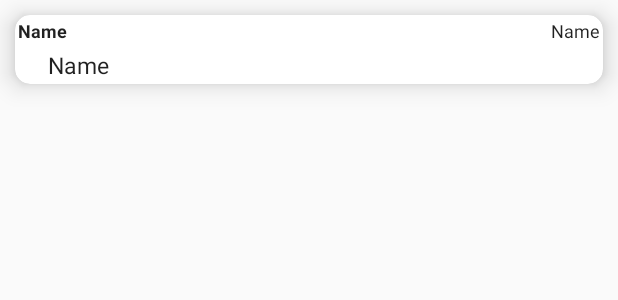
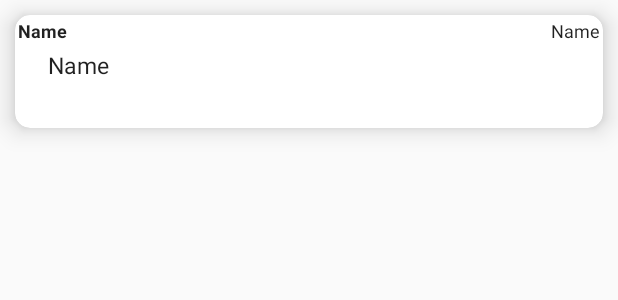
Before and after one commit to thanpuia/TrafficPoliceSwipe4, an Android app: the layout model.xml on its own in the app's theme, with its tools: preview values and no code run, on a phone screen of 412 x 824 dp. Shown: the top 300 px of the screen. Run offline under Robolectric (Android 15) with nearby library versions, the light colour scheme and no system bars.

Commit message:
A home screen thlak hma

```diff
--- a/app/src/main/java/com/example/lalthanpuia/trafficpoliceswipe4/Paginator.java
+++ b/app/src/main/java/com/example/lalthanpuia/trafficpoliceswipe4/Paginator.java
@@ -32,7 +32,7 @@ public class Paginator {
     private boolean isLoading = false;
     private boolean hasLoadedAll = false;
     private int nextPage;
-    int NUM_LOAD_INDEX = 10;
+    int NUM_LOAD_INDEX = 40;
 
     FirebaseDatabase database;
     DatabaseReference myRef;
@@ -181,7 +181,7 @@ public class Paginator {
 ////                message_arrayList.add(messageTemp);
 //
                 from = "paginator";
-                adapter.add(adminTemp, dateTemp, messageTemp, downloadURL, latitude, longitude, uniqueKey, userUniqueKey, from,police_incharge);
+                adapter.add(adminTemp, dateTemp, messageTemp, downloadURL, latitude, longitude, uniqueKey, userUniqueKey, from, police_incharge);
                 adapter.notifyDataSetChanged();
 //                counter++;
                 startAt = (Long) dataSnapshot.child("sortkey").getValue();
@@ -214,7 +214,7 @@ public class Paginator {
                 isLoading=false;
                 nextPage=page+1;
             }
-        },1500);
+        },1100);
     }
   /*  public void loadNewData(){
 
--- a/app/src/main/res/layout/model.xml
+++ b/app/src/main/res/layout/model.xml
@@ -70,6 +70,11 @@
             android:layout_marginRight="20dp"
             android:textSize="15dp"
             />
+        <TextView
+            android:id="@+id/police_incharge"
+            android:layout_width="wrap_content"
+            android:layout_height="wrap_content"
+            android:textSize="22dp"/>
 
         <ImageView
             android:id="@+id/imageView"
--- a/app/src/main/res/values/colors.xml
+++ b/app/src/main/res/values/colors.xml
@@ -14,4 +14,7 @@
 
     <color name="police_handled_color">#FFCC80</color>
 
+    <color name="police_not_handled_color">#FFFFFF</color>
+
+
 </resources>
```
Also changed, not shown: app/src/main/java/com/example/lalthanpuia/trafficpoliceswipe4/MainActivity.java (+34 -0 lines), app/src/main/java/com/example/lalthanpuia/trafficpoliceswipe4/MyAdapter.java (+9 -1 lines).
